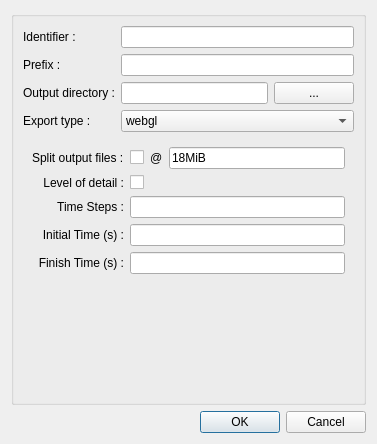
Above: mapclientplugins/argonsceneexporterstep/qt/configuredialog.ui from mapclient-plugins/mapclientplugins.argonsceneexporterstep before the change. Below: the same form after it.
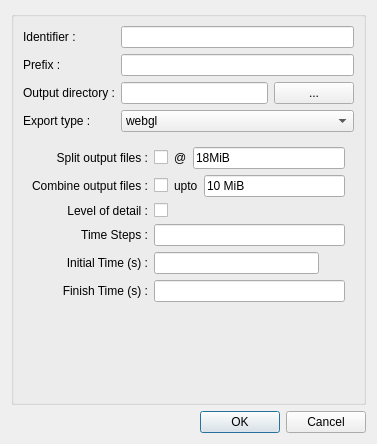
That is the form after the change.

Commit message: Add interface and implementation for combining webGL export files into a container file.

```diff
--- a/mapclientplugins/argonsceneexporterstep/qt/configuredialog.ui
+++ b/mapclientplugins/argonsceneexporterstep/qt/configuredialog.ui
@@ -177,9 +177,12 @@
             <property name="text">
              <string>Split output files :</string>
             </property>
+            <property name="alignment">
+             <set>Qt::AlignmentFlag::AlignRight|Qt::AlignmentFlag::AlignTrailing|Qt::AlignmentFlag::AlignVCenter</set>
+            </property>
            </widget>
           </item>
-          <item row="0" column="1">
+          <item row="0" column="1" colspan="2">
            <widget class="QFrame" name="frame">
             <property name="sizePolicy">
              <sizepolicy hsizetype="Preferred" vsizetype="Minimum">
@@ -237,6 +240,64 @@
            </widget>
           </item>
           <item row="1" column="0">
+           <widget class="QLabel" name="label_9">
+            <property name="text">
+             <string>Combine output files :</string>
+            </property>
+           </widget>
+          </item>
+          <item row="1" column="1" colspan="2">
+           <widget class="QFrame" name="frame_3">
+            <property name="frameShape">
+             <enum>QFrame::Shape::NoFrame</enum>
+            </property>
+            <property name="frameShadow">
+             <enum>QFrame::Shadow::Plain</enum>
+            </property>
+            <property name="lineWidth">
+             <number>0</number>
+            </property>
+            <layout class="QHBoxLayout" name="horizontalLayout_4">
+             <property name="leftMargin">
+              <number>0</number>
+             </property>
+             <property name="topMargin">
+              <number>0</number>
+             </property>
+             <property name="rightMargin">
+              <number>0</number>
+             </property>
+             <property name="bottomMargin">
+              <number>0</number>
+             </property>
+             <item>
+              <widget class="QCheckBox" name="checkBoxCombineWebGLOutput">
+               <property name="toolTip">
+                <string>If checked, splits the output files to be at most the size specified.</string>
+               </property>
+               <property name="text">
+                <string/>
+               </property>
+              </widget>
+             </item>
+             <item>
+              <widget class="QLabel" name="label_10">
+               <property name="text">
+                <string>upto</string>
+               </property>
+              </widget>
+             </item>
+             <item>
+              <widget class="QLineEdit" name="lineEditCombineMaxSize">
+               <property name="text">
+                <string>10 MiB</string>
+               </property>
+              </widget>
+             </item>
+            </layout>
+           </widget>
+          </item>
+          <item row="2" column="0">
            <widget class="QLabel" name="label_8">
             <property name="text">
              <string>Level of detail :</string>
@@ -246,7 +307,7 @@
             </property>
            </widget>
           </item>
-          <item row="1" column="1">
+          <item row="2" column="1">
            <widget class="QFrame" name="frame_2">
             <property name="sizePolicy">
              <sizepolicy hsizetype="Preferred" vsizetype="Minimum">
@@ -289,7 +350,7 @@
             </layout>
            </widget>
           </item>
-          <item row="2" column="0">
+          <item row="3" column="0">
            <widget class="QLabel" name="label_4">
             <property name="text">
              <string>Time Steps :</string>
@@ -299,10 +360,10 @@
             </property>
            </widget>
           </item>
-          <item row="2" column="1">
+          <item row="3" column="1" colspan="2">
            <widget class="QLineEdit" name="timeSteps_lineEdit"/>
           </item>
-          <item row="3" column="0">
+          <item row="4" column="0">
            <widget class="QLabel" name="label">
             <property name="text">
              <string>Initial Time (s) :</string>
@@ -312,10 +373,10 @@
             </property>
            </widget>
           </item>
-          <item row="3" column="1">
+          <item row="4" column="1">
            <widget class="QLineEdit" name="initialTime_lineEdit"/>
           </item>
-          <item row="4" column="0">
+          <item row="5" column="0">
            <widget class="QLabel" name="label_2">
             <property name="text">
              <string>Finish Time (s) :</string>
@@ -325,10 +386,10 @@
             </property>
            </widget>
           </item>
-          <item row="4" column="1">
+          <item row="5" column="1" colspan="2">
            <widget class="QLineEdit" name="finishTime_lineEdit"/>
           </item>
-          <item row="5" column="1">
+          <item row="6" column="2">
            <spacer name="verticalSpacer">
             <property name="orientation">
              <enum>Qt::Orientation::Vertical</enum>
```
Left out of the diff: 2 changed lines with no effect on the pictures. The commit also changes 4 other files.
